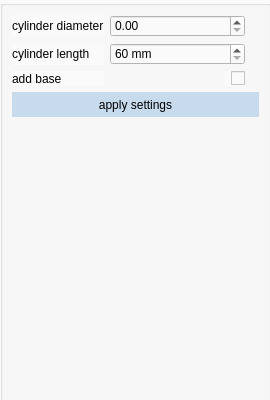
Before: the Qt Designer form src/windows/ui/cylinder_view.ui in brachify/brachify, drawn with Qt 5.
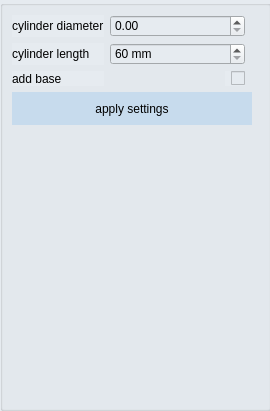
After: the same form once the commit is applied.

Diff of the .ui file:
```diff
--- a/src/windows/ui/cylinder_view.ui
+++ b/src/windows/ui/cylinder_view.ui
@@ -7,7 +7,7 @@
     <x>0</x>
     <y>0</y>
     <width>270</width>
-    <height>400</height>
+    <height>411</height>
    </rect>
   </property>
   <property name="windowTitle">
@@ -46,10 +46,13 @@
    </property>
    <property name="maximumSize">
     <size>
-     <width>250</width>
+     <width>271</width>
      <height>16777215</height>
     </size>
    </property>
+   <property name="styleSheet">
+    <string notr="true">background-color: rgb(230, 235, 240);</string>
+   </property>
    <property name="title">
     <string/>
    </property>
@@ -99,8 +102,14 @@
      <widget class="QPushButton" name="btn_apply_settings">
       <property name="minimumSize">
        <size>
-        <width>220</width>
-        <height>25</height>
+        <width>240</width>
+        <height>33</height>
+       </size>
+      </property>
+      <property name="maximumSize">
+       <size>
+        <width>240</width>
+        <height>16777215</height>
        </size>
       </property>
       <property name="styleSheet">
@@ -125,6 +134,9 @@
     </item>
     <item row="2" column="0">
      <widget class="QLabel" name="label_5">
+      <property name="styleSheet">
+       <string notr="true">background-color: rgb(230, 235, 240);</string>
+      </property>
       <property name="text">
        <string>add base</string>
       </property>
@@ -135,6 +147,9 @@
     </item>
     <item row="1" column="0">
      <widget class="QLabel" name="label_3">
+      <property name="styleSheet">
+       <string notr="true">background-color: rgb(230, 235, 240);</string>
+      </property>
       <property name="text">
        <string>cylinder length</string>
       </property>
@@ -145,6 +160,9 @@
     </item>
     <item row="0" column="0">
      <widget class="QLabel" name="label">
+      <property name="styleSheet">
+       <string notr="true">background-color: rgb(230, 235, 240);</string>
+      </property>
       <property name="text">
        <string>cylinder diameter</string>
       </property>
```
